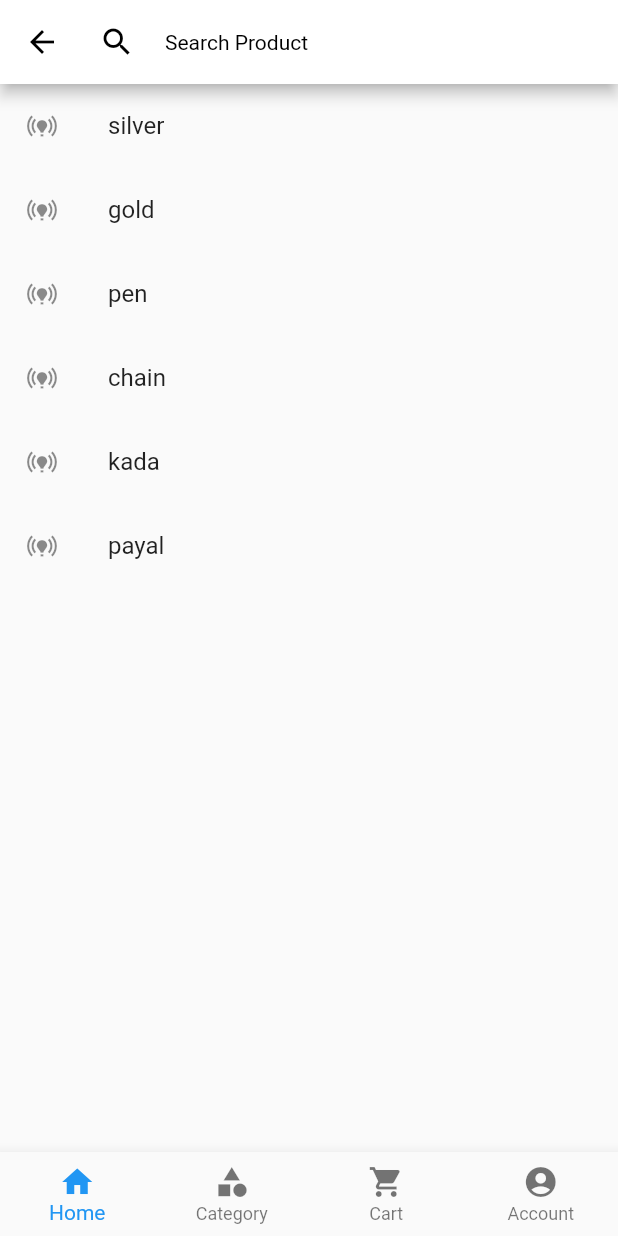
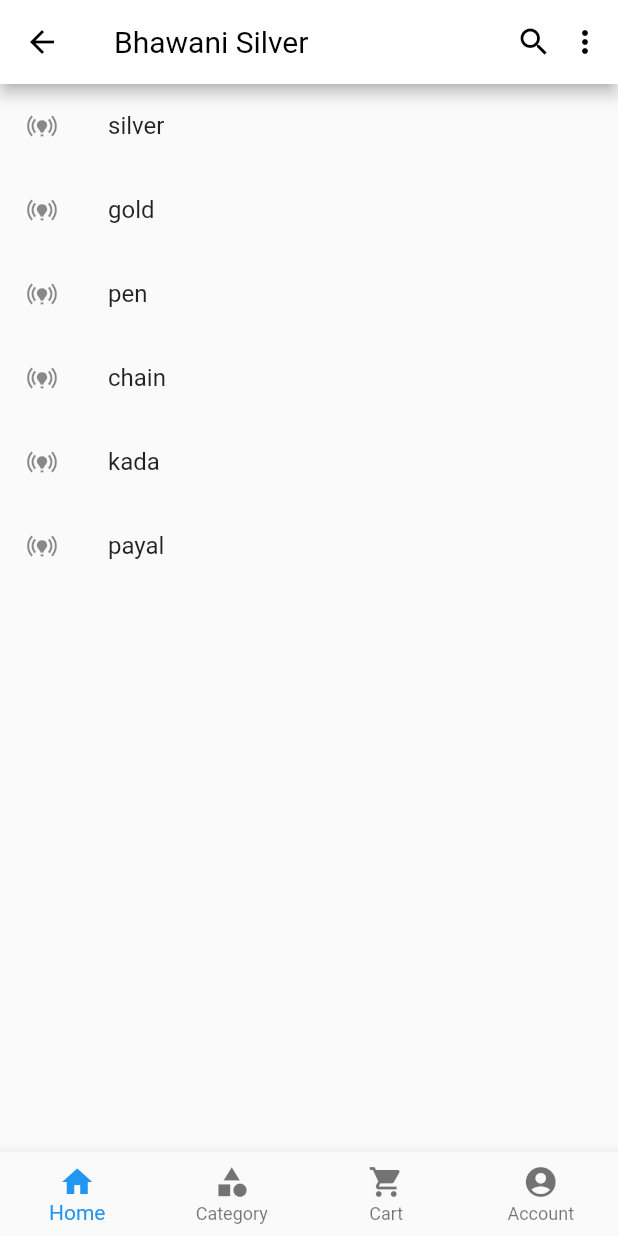
Before and after one commit to Rajkumarlohar65/flutter_projects, a Flutter app: the HomeView screen opened by its route, on a phone screen of 412 x 824 dp. Run offline on Flutter 3.47's test engine with Material 2 defaults, Android fonts, the phone set to English and light mode, and no system bars; our stand-ins replace firebase_auth, firebase_core, flutter_spinkit, fluttertoast, get, google_fonts; accounts and stored records are empty; Roboto replaces fonts that are missing (Alike).

Commit message:
changing app bar

```diff
--- a/bhawani_silver/lib/app/routes/app_routes.dart
+++ b/bhawani_silver/lib/app/routes/app_routes.dart
@@ -8,6 +8,7 @@ abstract class Routes {
   static const LOGIN = _Paths.LOGIN;
   static const SIGNUP = _Paths.SIGNUP;
   static const ACCOUNT = _Paths.ACCOUNT;
+  static const SETTING = _Paths.SETTING;
 }
 
 abstract class _Paths {
@@ -17,4 +18,5 @@ abstract class _Paths {
   static const LOGIN = '/login';
   static const SIGNUP = '/signup';
   static const ACCOUNT = '/account';
+  static const SETTING = '/setting';
 }
--- a/bhawani_silver/lib/app/widgets/app_bar_widget.dart
+++ b/bhawani_silver/lib/app/widgets/app_bar_widget.dart
@@ -1,6 +1,8 @@
 import 'package:bhawani_silver/app/core/values/app_string.dart';
-import 'package:bhawani_silver/app/widgets/my_search_delegate.dart';
+import 'package:bhawani_silver/app/widgets/icon_button_widget/more_option_button_widget.dart';
+import 'package:bhawani_silver/app/widgets/icon_button_widget/search_bar_button_widget.dart';
 import 'package:flutter/material.dart';
+import 'package:google_fonts/google_fonts.dart';
 
 class AppBarWidget extends StatelessWidget implements PreferredSizeWidget {
   @override
@@ -12,24 +14,25 @@ class AppBarWidget extends StatelessWidget implements PreferredSizeWidget {
 
   @override
   Widget build(BuildContext context) {
-
-    return InkWell(
-      onTap: (){showSearch(context: context, delegate: MySearchDelegate());},
-      child: AppBar(
-          titleSpacing: 0.0,
-          title: Hero(
-              tag: AppString.appBarTag,
-              child: Container(
-                padding: const EdgeInsets.only(left: 10),
-                child: Row(
-                  children: const [
-                    Icon(Icons.search),
-                    SizedBox(width: 20,),
-                    Text(AppString.appBarHint),
-                  ],
-                ),
-              )
-          )
+    return AppBar(
+      titleSpacing: 0.0,
+      title: Row(
+        children: [
+          Expanded(
+            child: Padding(
+              padding: const EdgeInsets.only(left: 20),
+              child: Text(
+                AppString.splashAppName,
+                style: GoogleFonts.alike(fontSize: 20),
+                textAlign: TextAlign.left,
+              ),
+            ),
+          ),
+          const Hero(tag: AppString.appBarTag, child: SearchBarButtonWidget()),
+          const Padding(
+              padding: EdgeInsets.symmetric(horizontal: 10),
+              child: MoreOptionButtonWidget()),
+        ],
       ),
     );
   }
--- /dev/null
+++ b/bhawani_silver/lib/app/widgets/icon_button_widget/more_option_button_widget.dart
@@ -0,0 +1,27 @@
+import 'package:flutter/material.dart';
+import 'package:get/get.dart';
+import 'package:get/get_core/src/get_main.dart';
+
+import '../../routes/app_pages.dart';
+
+class MoreOptionButtonWidget extends StatelessWidget {
+  const MoreOptionButtonWidget({super.key});
+
+  @override
+  Widget build(BuildContext context) {
+    return PopupMenuButton(
+      itemBuilder: (context) => [
+        const PopupMenuItem(
+          value: 1,
+          child: Text("Settings"),
+        ),
+      ],
+      onSelected: (value) {
+        if (value == 1) {
+          Get.toNamed(Routes.SETTING);
+        }
+      },
+      child: const Icon(Icons.more_vert),
+    );
+  }
+}
--- /dev/null
+++ b/bhawani_silver/lib/app/widgets/icon_button_widget/search_bar_button_widget.dart
@@ -0,0 +1,16 @@
+import 'package:flutter/material.dart';
+import '../my_search_delegate.dart';
+
+class SearchBarButtonWidget extends StatelessWidget {
+  const SearchBarButtonWidget({super.key});
+
+  @override
+  Widget build(BuildContext context) {
+    return InkWell(
+      onTap: () {
+        showSearch(context: context, delegate: MySearchDelegate());
+      },
+      child: const Icon(Icons.search),
+    );
+  }
+}
```
Also changed, not shown: bhawani_silver/lib/app/modules/Tabs/account_tab.dart (+10 -6 lines), bhawani_silver/lib/app/modules/setting/bindings/setting_binding.dart (added, +12 -0 lines), bhawani_silver/lib/app/modules/setting/controllers/setting_controller.dart (added, +23 -0 lines), bhawani_silver/lib/app/modules/setting/views/setting_view.dart (added, +24 -0 lines), bhawani_silver/lib/app/routes/app_pages.dart (+7 -1 lines).
